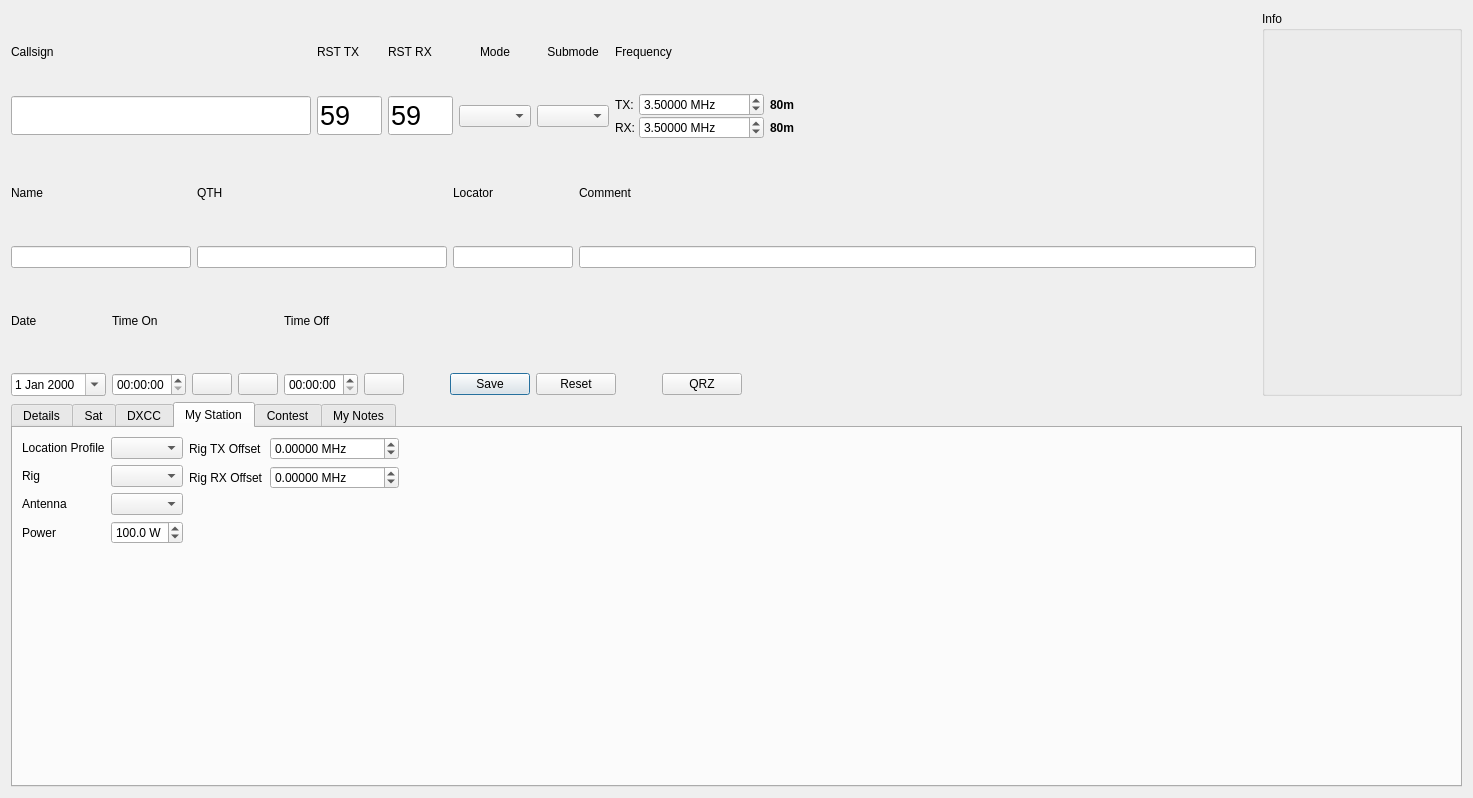
This is ui/NewContactWidget.ui in k5mcd/QLog as Qt 5 draws it before an edit. The edited form follows.
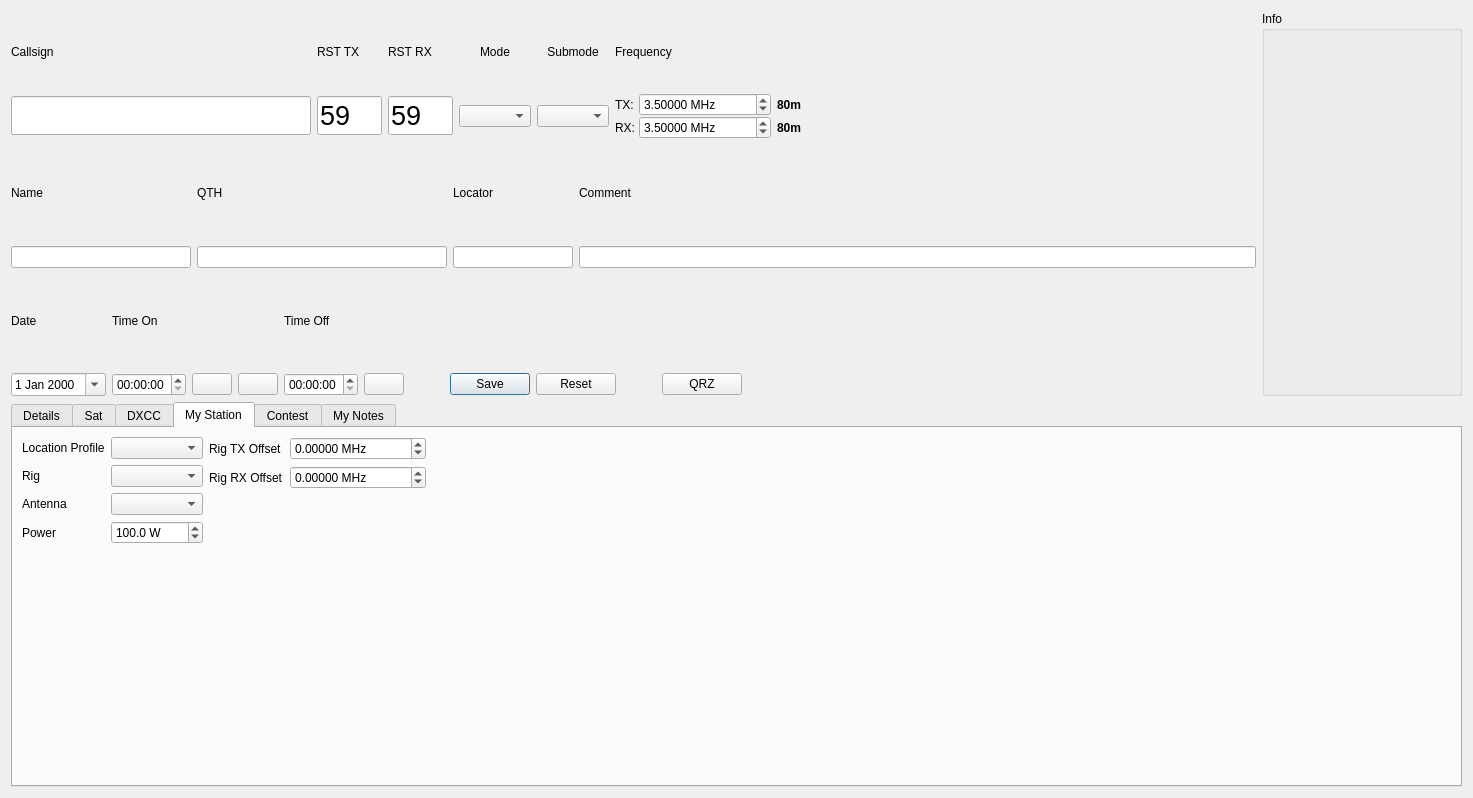
This is the edited form. The open tabs and pages were chosen to show the change. Icons and pictures are not drawn. Custom widgets are drawn as their Qt base class.

Commit message: NewContact: Increase range of the Spin Box for Freq

The edit to the form file:
```diff
--- a/ui/NewContactWidget.ui
+++ b/ui/NewContactWidget.ui
@@ -243,7 +243,7 @@
                 <number>5</number>
                </property>
                <property name="maximum">
-                <double>20000.000000000000000</double>
+                <double>250000.000000000000000</double>
                </property>
                <property name="singleStep">
                 <double>0.001000000000000</double>
@@ -291,7 +291,7 @@
                 <number>5</number>
                </property>
                <property name="maximum">
-                <double>20000.000000000000000</double>
+                <double>250000.000000000000000</double>
                </property>
                <property name="singleStep">
                 <double>0.001000000000000</double>
@@ -1408,7 +1408,7 @@
             <number>1</number>
            </property>
            <property name="maximum">
-            <double>500.000000000000000</double>
+            <double>1000000.000000000000000</double>
            </property>
            <property name="value">
             <double>100.000000000000000</double>
@@ -1498,10 +1498,10 @@
             <number>5</number>
            </property>
            <property name="minimum">
-            <double>-99999.999989999996615</double>
+            <double>-999999.999990000040270</double>
            </property>
            <property name="maximum">
-            <double>99999.999989999996615</double>
+            <double>999999.999990000040270</double>
            </property>
            <property name="singleStep">
             <double>0.001000000000000</double>
```
